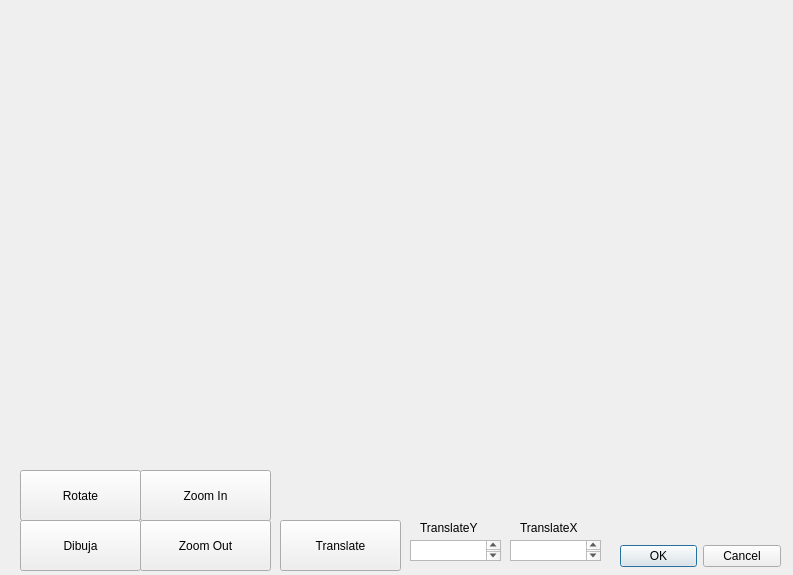
Before: the Qt Designer form prismarectangular.ui in iKrikor/Tarea5-TransformacionesQt-, drawn with Qt 5.
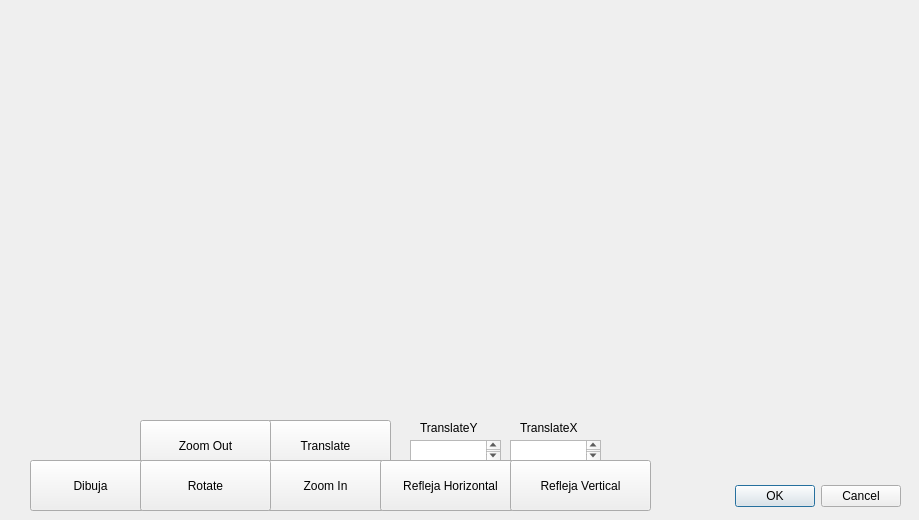
After: the same form once the commit is applied.

```diff
--- a/prismarectangular.ui
+++ b/prismarectangular.ui
@@ -6,8 +6,8 @@
    <rect>
     <x>0</x>
     <y>0</y>
-    <width>793</width>
-    <height>575</height>
+    <width>919</width>
+    <height>520</height>
    </rect>
   </property>
   <property name="windowTitle">
@@ -16,9 +16,9 @@
   <widget class="QDialogButtonBox" name="buttonBox">
    <property name="geometry">
     <rect>
-     <x>620</x>
-     <y>540</y>
-     <width>161</width>
+     <x>560</x>
+     <y>480</y>
+     <width>341</width>
      <height>32</height>
     </rect>
    </property>
@@ -29,11 +29,50 @@
     <set>QDialogButtonBox::Cancel|QDialogButtonBox::Ok</set>
    </property>
   </widget>
+  <widget class="QLabel" name="label">
+   <property name="geometry">
+    <rect>
+     <x>520</x>
+     <y>420</y>
+     <width>71</width>
+     <height>16</height>
+    </rect>
+   </property>
+   <property name="text">
+    <string>TranslateX</string>
+   </property>
+  </widget>
+  <widget class="QPushButton" name="pushButton_2">
+   <property name="geometry">
+    <rect>
+     <x>260</x>
+     <y>420</y>
+     <width>131</width>
+     <height>51</height>
+    </rect>
+   </property>
+   <property name="text">
+    <string>Translate</string>
+   </property>
+  </widget>
+  <widget class="QPushButton" name="pushButton_3">
+   <property name="geometry">
+    <rect>
+     <x>140</x>
+     <y>420</y>
+     <width>131</width>
+     <height>51</height>
+    </rect>
+   </property>
+   <property name="text">
+    <string>Zoom Out</string>
+   </property>
+  </widget>
   <widget class="QPushButton" name="pushButton_4">
    <property name="geometry">
     <rect>
-     <x>140</x>
-     <y>470</y>
+     <x>260</x>
+     <y>460</y>
      <width>131</width>
      <height>51</height>
     </rect>
@@ -42,11 +81,34 @@
     <string>Zoom In</string>
    </property>
   </widget>
+  <widget class="QTextEdit" name="transX">
+   <property name="geometry">
+    <rect>
+     <x>510</x>
+     <y>440</y>
+     <width>91</width>
+     <height>21</height>
+    </rect>
+   </property>
+  </widget>
+  <widget class="QPushButton" name="pushButton">
+   <property name="geometry">
+    <rect>
+     <x>30</x>
+     <y>460</y>
+     <width>121</width>
+     <height>51</height>
+    </rect>
+   </property>
+   <property name="text">
+    <string>Dibuja</string>
+   </property>
+  </widget>
   <widget class="QLabel" name="label_2">
    <property name="geometry">
     <rect>
      <x>420</x>
-     <y>520</y>
+     <y>420</y>
      <width>71</width>
      <height>16</height>
     </rect>
@@ -55,89 +117,53 @@
     <string>TranslateY</string>
    </property>
   </widget>
-  <widget class="QPushButton" name="pushButton_5">
-   <property name="geometry">
-    <rect>
-     <x>20</x>
-     <y>470</y>
-     <width>121</width>
-     <height>51</height>
-    </rect>
-   </property>
-   <property name="text">
-    <string>Rotate</string>
-   </property>
-  </widget>
-  <widget class="QPushButton" name="pushButton_2">
-   <property name="geometry">
-    <rect>
-     <x>280</x>
-     <y>520</y>
-     <width>121</width>
-     <height>51</height>
-    </rect>
-   </property>
-   <property name="text">
-    <string>Translate</string>
-   </property>
-  </widget>
-  <widget class="QTextEdit" name="transX">
-   <property name="geometry">
-    <rect>
-     <x>510</x>
-     <y>540</y>
-     <width>91</width>
-     <height>21</height>
-    </rect>
-   </property>
-  </widget>
   <widget class="QTextEdit" name="transY">
    <property name="geometry">
     <rect>
      <x>410</x>
-     <y>540</y>
+     <y>440</y>
      <width>91</width>
      <height>21</height>
     </rect>
    </property>
   </widget>
-  <widget class="QPushButton" name="pushButton">
-   <property name="geometry">
-    <rect>
-     <x>20</x>
-     <y>520</y>
-     <width>121</width>
-     <height>51</height>
-    </rect>
-   </property>
-   <property name="text">
-    <string>Dibuja</string>
-   </property>
-  </widget>
-  <widget class="QLabel" name="label">
-   <property name="geometry">
-    <rect>
-     <x>520</x>
-     <y>520</y>
-     <width>71</width>
-     <height>16</height>
-    </rect>
-   </property>
-   <property name="text">
-    <string>TranslateX</string>
-   </property>
-  </widget>
-  <widget class="QPushButton" name="pushButton_3">
+  <widget class="QPushButton" name="pushButton_5">
    <property name="geometry">
     <rect>
      <x>140</x>
-     <y>520</y>
+     <y>460</y>
      <width>131</width>
      <height>51</height>
     </rect>
    </property>
    <property name="text">
-    <string>Zoom Out</string>
+    <string>Rotate</string>
+   </property>
+  </widget>
+  <widget class="QPushButton" name="pushButton_6">
+   <property name="geometry">
+    <rect>
+     <x>380</x>
+     <y>460</y>
+     <width>141</width>
+     <height>51</height>
+    </rect>
+   </property>
+   <property name="text">
+    <string>Refleja Horizontal</string>
+   </property>
+  </widget>
+  <widget class="QPushButton" name="pushButton_7">
+   <property name="geometry">
+    <rect>
+     <x>510</x>
+     <y>460</y>
+     <width>141</width>
+     <height>51</height>
+    </rect>
+   </property>
+   <property name="text">
+    <string>Refleja Vertical</string>
    </property>
   </widget>
  </widget>
```
Left out of the diff: 8 changed lines with no effect on the pictures.
